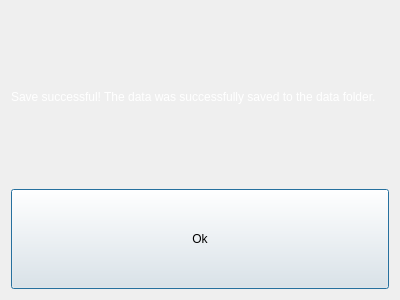
Before: the Qt Designer form saveddialog.ui in chriskonstad/thumbarea, drawn with Qt 5.
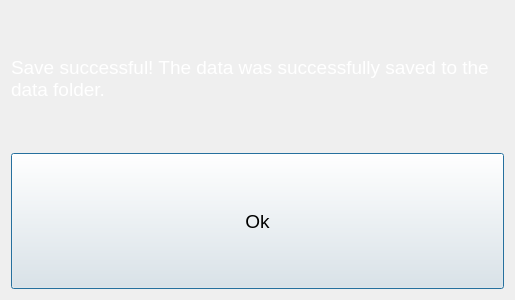
After: the same form once the commit is applied.

Commit message: Increased font and UI element sizes to make them more touch friendly Reorganized code to make it easier to read Renamed pbCalibrate to pbReset to better reflect its purpose Range of motion is now displayed in the center of the window after analyzation Miscellaneous other changes

The edit to the form file:
```diff
--- a/saveddialog.ui
+++ b/saveddialog.ui
@@ -6,7 +6,7 @@
    <rect>
     <x>0</x>
     <y>0</y>
-    <width>400</width>
+    <width>515</width>
     <height>300</height>
    </rect>
   </property>
@@ -16,20 +16,45 @@
   <layout class="QVBoxLayout" name="verticalLayout">
    <item>
     <widget class="QLabel" name="label">
+     <property name="sizePolicy">
+      <sizepolicy hsizetype="Preferred" vsizetype="Minimum">
+       <horstretch>0</horstretch>
+       <verstretch>0</verstretch>
+      </sizepolicy>
+     </property>
+     <property name="font">
+      <font>
+       <pointsize>14</pointsize>
+      </font>
+     </property>
      <property name="text">
       <string>&lt;font color='white'&gt;Save successful! 
 The data was successfully saved to the data folder.&lt;/font&gt;</string>
      </property>
+     <property name="wordWrap">
+      <bool>true</bool>
+     </property>
     </widget>
    </item>
    <item>
     <widget class="QPushButton" name="pushButton">
+     <property name="sizePolicy">
+      <sizepolicy hsizetype="Minimum" vsizetype="Minimum">
+       <horstretch>0</horstretch>
+       <verstretch>0</verstretch>
+      </sizepolicy>
+     </property>
      <property name="minimumSize">
       <size>
        <width>0</width>
        <height>100</height>
       </size>
      </property>
+     <property name="font">
+      <font>
+       <pointsize>14</pointsize>
+      </font>
+     </property>
      <property name="text">
       <string>Ok</string>
      </property>
```
The commit also changes 7 other files.
